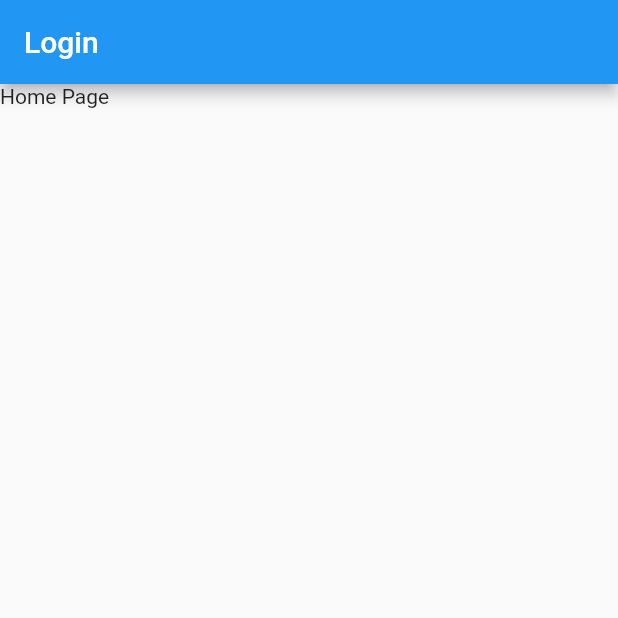
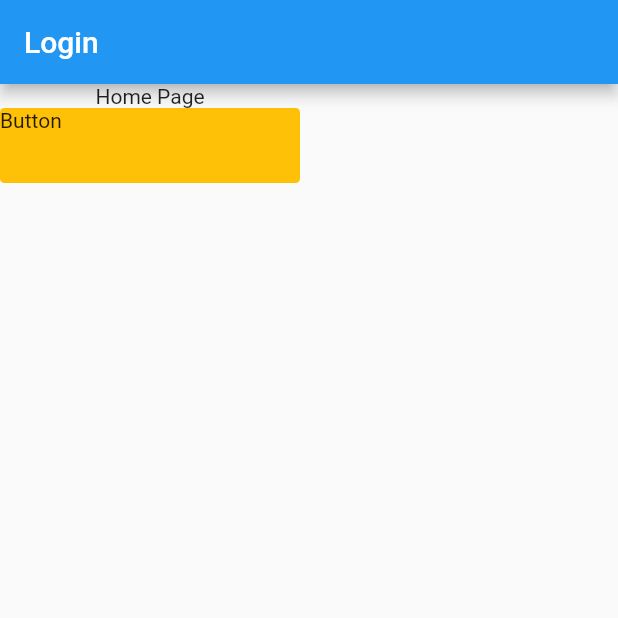
Before and after one commit to chieucold/project_home, a Flutter app: the screen it shows after launch, on a phone screen of 412 x 824 dp, the top half of it. Run offline on Flutter 3.47's test engine with Material 2 defaults, Android fonts, the phone set to English and light mode, and no system bars; our stand-ins replace get.

Commit message:
add ui home (#2)
Co-authored-by: hoangchieu <chieuhv@scuti.asia>

```diff
--- a/lib/feature/home/home_view.dart
+++ b/lib/feature/home/home_view.dart
@@ -10,7 +10,18 @@ class HomeView extends StatelessWidget {
         title: const Text('Login'),
       ),
       body: Column(
-        children: const [Text("Home Page")],
+        children: [
+          const Text("Home Page"),
+          Container(
+            height: 50,
+            width: 200,
+            decoration: const BoxDecoration(
+              color: Colors.amber,
+              borderRadius: BorderRadius.all(Radius.circular(3)),
+            ),
+            child: const Text('Button'),
+          )
+        ],
       ),
     );
   }
```
